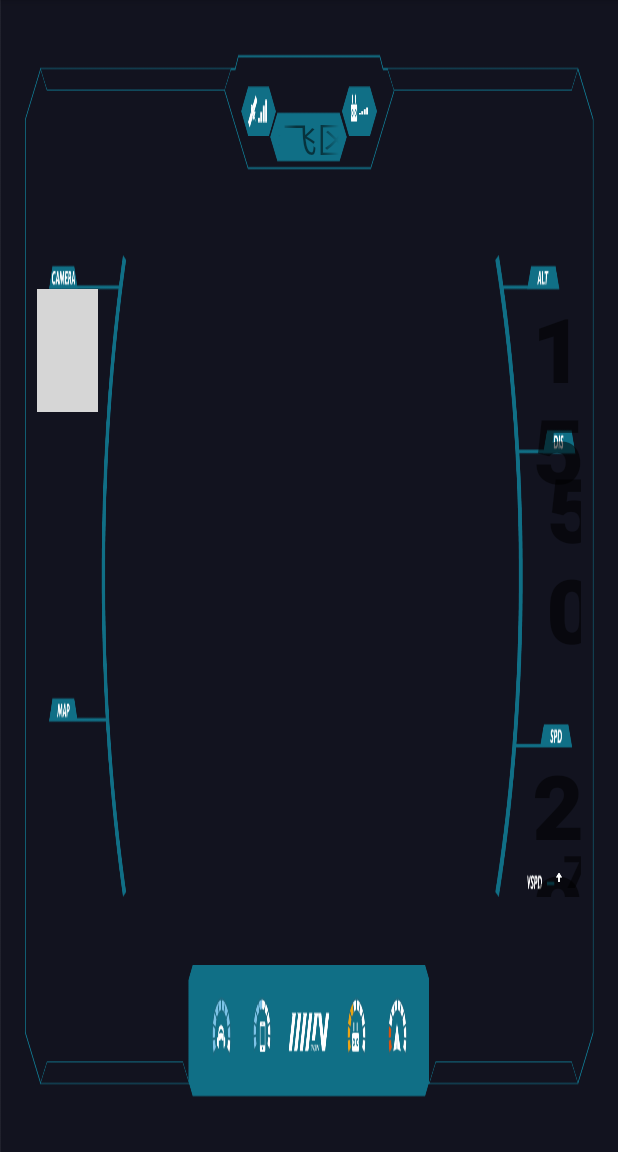
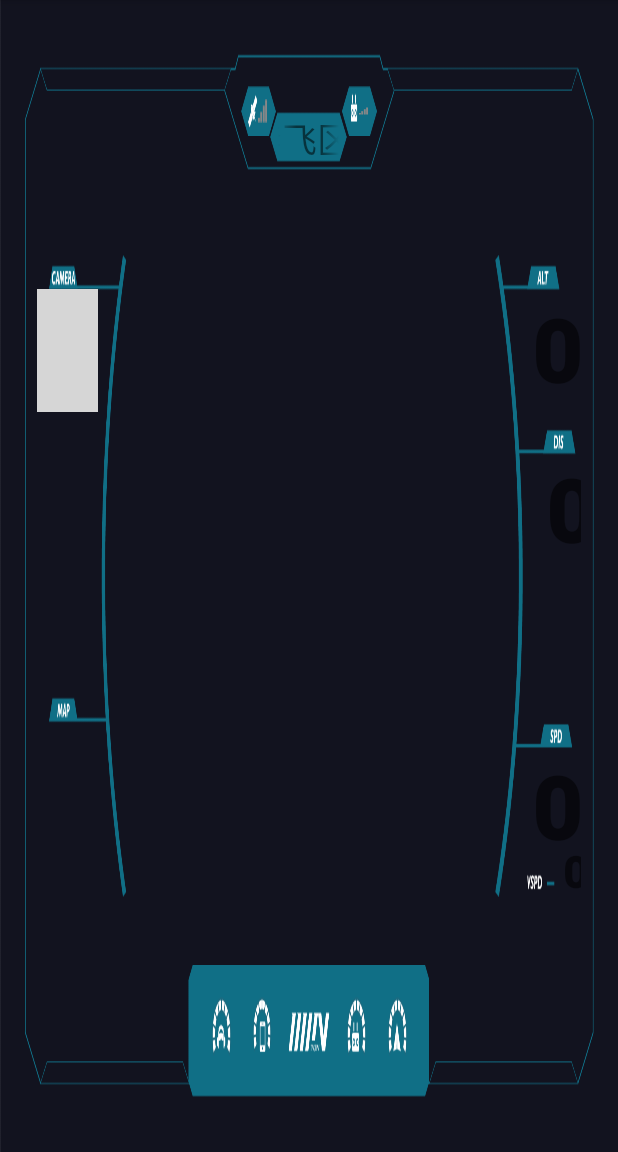
Before and after one commit to loveapple5/fpv-aircraft, an Android app: the fragment TPVFragment shown on its own in the app's theme, on a phone screen of 412 x 824 dp, the part 84-1236 px from its top. Run offline under Robolectric (Android 15) with nearby library versions, the phone set to English and light mode, and no system bars; libraries missing offline, so code that uses them is left out: dji.common.flightcontroller, dji.common.product, dji.sdk.base, dji.sdk.camera, dji.sdk.codec and 2 more; 5 statements that could not run were skipped; grey boxes are pictures that could not be loaded.

Commit message:
调整UI

```diff
--- a/app/src/main/res/layout/fragment_tpv.xml
+++ b/app/src/main/res/layout/fragment_tpv.xml
@@ -24,7 +24,7 @@
                 android:layout_height="wrap_content"
                 android:layout_centerVertical="true"
                 android:scaleType="fitXY"
-                android:src="@drawable/signal_icon_4" />
+                android:src="@drawable/signal_icon_0" />
         </RelativeLayout>
 
         <TextView
@@ -54,7 +54,7 @@
                 android:layout_width="wrap_content"
                 android:layout_height="wrap_content"
                 android:layout_centerVertical="true"
-                android:src="@drawable/signal_icon_4" />
+                android:src="@drawable/signal_icon_0" />
         </RelativeLayout>
     </RelativeLayout>
     <!--left-->
@@ -94,7 +94,7 @@
             android:layout_height="wrap_content"
             android:layout_alignParentStart="true"
             android:scaleType="fitXY"
-            android:src="@drawable/energy_icon_90" />
+            android:src="@drawable/energy_icon_0" />
 
         <ImageView
             android:id="@+id/iv_phone_energy"
@@ -102,7 +102,7 @@
             android:layout_height="wrap_content"
             android:layout_toEndOf="@id/iv_helmet_energy"
             android:scaleType="fitXY"
-            android:src="@drawable/energy_icon_50" />
+            android:src="@drawable/energy_icon_0" />
 
         <ImageView
             android:id="@+id/iv_craft_energy"
@@ -110,7 +110,7 @@
             android:layout_height="wrap_content"
             android:layout_alignParentEnd="true"
             android:scaleType="fitXY"
-            android:src="@drawable/energy_icon_20" />
+            android:src="@drawable/energy_icon_0" />
 
         <ImageView
             android:id="@+id/iv_controller_energy"
@@ -118,7 +118,7 @@
             android:layout_height="wrap_content"
             android:layout_toStartOf="@id/iv_craft_energy"
             android:scaleType="fitXY"
-            android:src="@drawable/energy_icon_40" />
+            android:src="@drawable/energy_icon_0" />
 
     </RelativeLayout>
     <!--right-->
@@ -134,31 +134,30 @@
             android:id="@+id/tv_flight_height"
             android:layout_width="wrap_content"
             android:layout_height="wrap_content"
-            android:text="15"
+            android:text="0"
             android:textStyle="bold" />
 
         <TextView
             android:id="@+id/tv_flight_distance"
             android:layout_width="wrap_content"
             android:layout_height="wrap_content"
-            android:text="50" />
+            android:text="0" />
 
         <TextView
             android:id="@+id/tv_flight_speed"
             android:layout_width="wrap_content"
             android:layout_height="wrap_content"
-            android:text="20" />
+            android:text="0" />
 
         <ImageView
             android:id="@+id/iv_flight_vertical_speed"
             android:layout_width="wrap_content"
-            android:layout_height="wrap_content"
-            android:src="@drawable/arrow_up" />
+            android:layout_height="wrap_content"/>
 
         <TextView
             android:id="@+id/tv_flight_vertical_speed"
             android:layout_width="wrap_content"
             android:layout_height="wrap_content"
-            android:text="7.5" />
+            android:text="0" />
     </RelativeLayout>
 </RelativeLayout>
```
